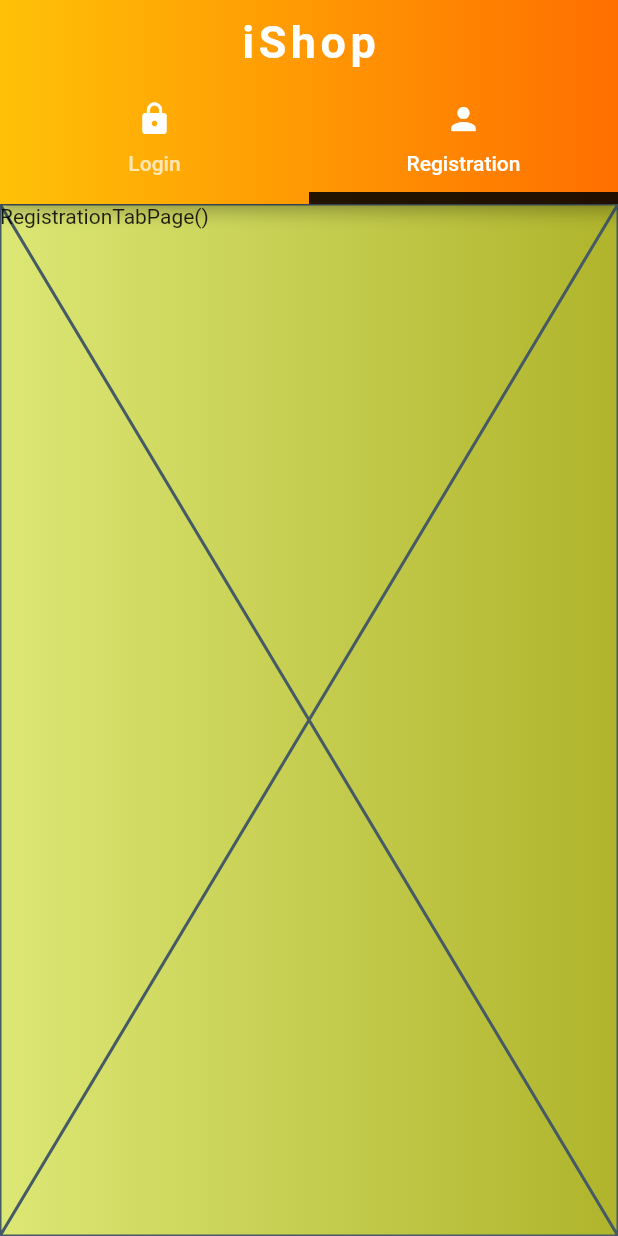
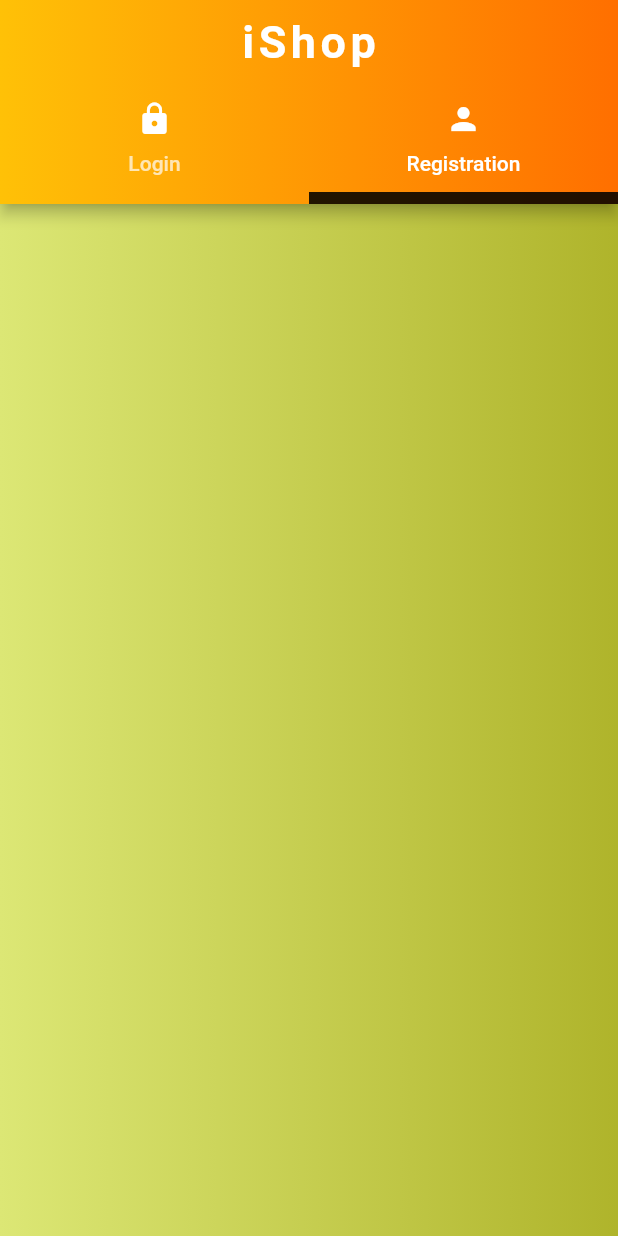
Before and after one commit to Devsaci/amazonclone_user_app, a Flutter app: the screen it shows after launch, tab 2 chosen, on a phone screen of 412 x 824 dp. Run offline on Flutter 3.47's test engine with Material 2 defaults, Android fonts, the phone set to English and light mode, and no system bars; our stand-ins replace firebase_core; accounts and stored records are empty.

Commit message:
SingleChildScrollView / Container / Column

```diff
--- a/lib/authScreens/registration_tab_page.dart
+++ b/lib/authScreens/registration_tab_page.dart
@@ -10,8 +10,12 @@ class RegistrationTabPage extends StatefulWidget {
 class _RegistrationTabPageState extends State<RegistrationTabPage> {
   @override
   Widget build(BuildContext context) {
-    return const Placeholder(
-      child: Text("RegistrationTabPage()"),
+    return SingleChildScrollView(
+      child: Container(
+        child: Column(
+          children: [],
+        ),
+      ),
     );
   }
 }
```
